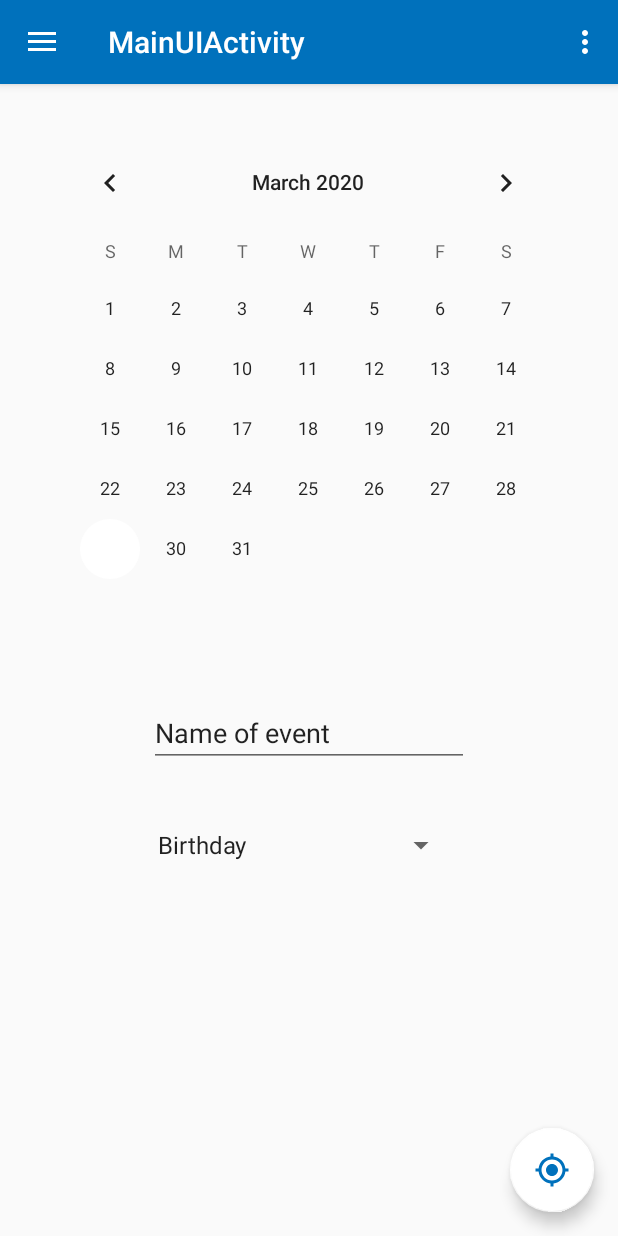
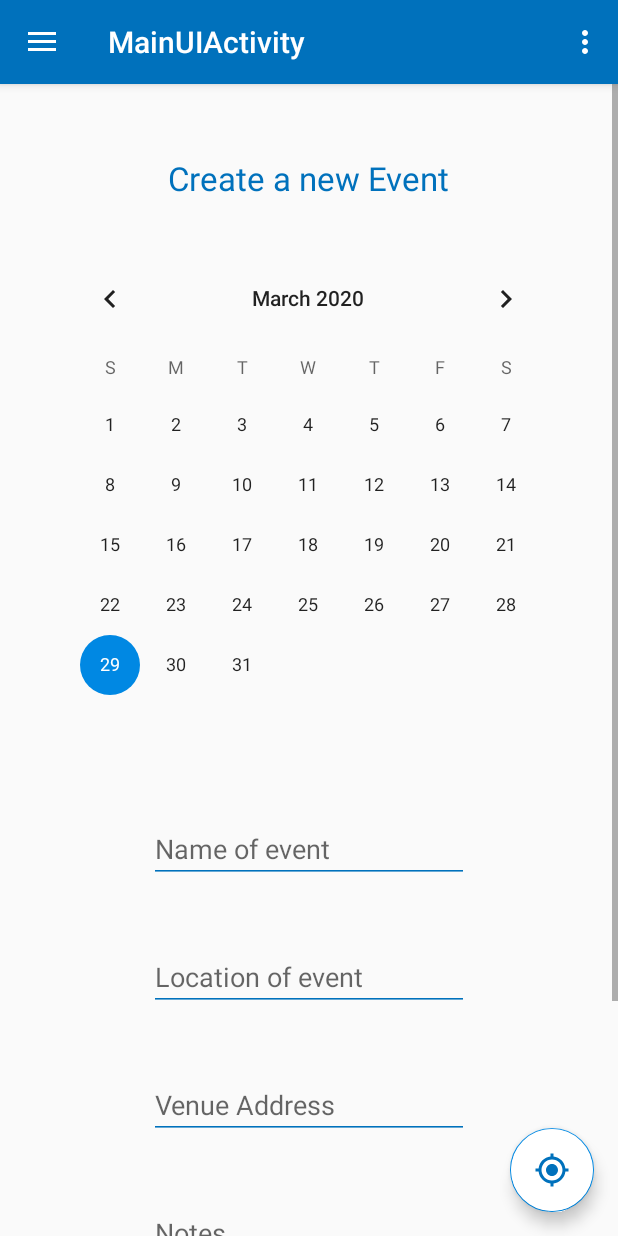
Before and after one commit to Dei-Gee/FunFindr, an Android app: the fragment EventsFormFragment placed in its activity, on a phone screen of 412 x 824 dp. Run offline under Robolectric (Android 15) with nearby library versions, the light colour scheme and no system bars.

Commit message:
changed app theme colors. events form fragment created

```diff
--- a/app/src/main/java/com/example/funfindr/MainUIActivity.java
+++ b/app/src/main/java/com/example/funfindr/MainUIActivity.java
@@ -75,8 +75,6 @@ public class MainUIActivity extends AppCompatActivity
         toggle.syncState();
         navigationView.setNavigationItemSelectedListener(this);
 
-
-
     }
 
     @Override
@@ -86,7 +84,7 @@ public class MainUIActivity extends AppCompatActivity
         if (drawer.isDrawerOpen(GravityCompat.START)) {
             drawer.closeDrawer(GravityCompat.START);
         } if(curr != null && curr.getChildFragmentManager().getBackStackEntryCount() > 0) {
-            curr.getChildFragmentManager().popBackStack();
+            curr.getChildFragmentManager().popBackStackImmediate();
         }
         else {
             super.onBackPressed();
--- a/app/src/main/res/layout/app_bar_main_ui.xml
+++ b/app/src/main/res/layout/app_bar_main_ui.xml
@@ -28,6 +28,7 @@
         android:layout_height="wrap_content"
         android:layout_gravity="bottom|end"
         android:layout_margin="@dimen/fab_margin"
+        android:backgroundTint="@color/colorWhite"
         android:src="@drawable/ic_gps_fixed_blue_24dp" />
 
 </androidx.coordinatorlayout.widget.CoordinatorLayout>
--- a/app/src/main/res/layout/fragment_events_form.xml
+++ b/app/src/main/res/layout/fragment_events_form.xml
@@ -2,7 +2,6 @@
 <ScrollView
     xmlns:android="http://schemas.android.com/apk/res/android"
     xmlns:app="http://schemas.android.com/apk/res-auto"
-    xmlns:tools="http://schemas.android.com/tools"
     android:layout_width="match_parent"
     android:layout_height="match_parent"
     app:layout_constraintBottom_toBottomOf="parent"
@@ -14,6 +13,21 @@
         android:layout_width="match_parent"
         android:layout_height="match_parent">
 
+        <TextView
+            android:id="@+id/textViewFormTitle"
+            android:layout_width="wrap_content"
+            android:layout_height="wrap_content"
+            android:layout_marginTop="48dp"
+            android:ems="10"
+            android:text="@string/events_form_title"
+            android:textColor="@color/colorFunFindrBlue"
+            android:gravity="center"
+            android:textSize="22dp"
+            app:layout_constraintEnd_toEndOf="parent"
+            app:layout_constraintHorizontal_bias="0.497"
+            app:layout_constraintStart_toStartOf="parent"
+            app:layout_constraintTop_toTopOf="parent" />
+
         <CalendarView
             android:id="@+id/calendarView"
             android:layout_width="wrap_content"
@@ -22,7 +36,8 @@
             app:layout_constraintEnd_toEndOf="parent"
             app:layout_constraintHorizontal_bias="0.491"
             app:layout_constraintStart_toStartOf="parent"
-            app:layout_constraintTop_toTopOf="parent" />
+            app:layout_constraintTop_toBottomOf="@+id/textViewFormTitle"
+            />
 
         <EditText
             android:id="@+id/editTextEventName"
@@ -31,10 +46,50 @@
             android:layout_marginTop="40dp"
             android:ems="10"
             android:inputType="textPersonName"
-            android:text="@string/enter_event_name"
+            android:hint="@string/enter_event_name"
             app:layout_constraintEnd_toEndOf="parent"
             app:layout_constraintStart_toStartOf="parent"
-            app:layout_constraintTop_toBottomOf="@+id/calendarView" />
+            app:layout_constraintTop_toBottomOf="@+id/calendarView"
+            android:backgroundTint="@color/colorFunFindrBlue" />
+
+        <EditText
+            android:id="@+id/editTextEventLocation"
+            android:layout_width="wrap_content"
+            android:layout_height="wrap_content"
+            android:layout_marginTop="40dp"
+            android:ems="10"
+            android:inputType="textPersonName"
+            android:hint="@string/enter_event_location"
+            app:layout_constraintEnd_toEndOf="parent"
+            app:layout_constraintStart_toStartOf="parent"
+            app:layout_constraintTop_toBottomOf="@+id/editTextEventName"
+            android:backgroundTint="@color/colorFunFindrBlue" />
+
+        <EditText
+            android:id="@+id/editTextEventAddress"
+            android:layout_width="wrap_content"
+            android:layout_height="wrap_content"
+            android:layout_marginTop="40dp"
+            android:ems="10"
+            android:inputType="textPersonName"
+            android:hint="@string/enter_event_address"
+            app:layout_constraintEnd_toEndOf="parent"
+            app:layout_constraintStart_toStartOf="parent"
+            app:layout_constraintTop_toBottomOf="@+id/editTextEventLocation"
+            android:backgroundTint="@color/colorFunFindrBlue" />
+
+        <EditText
+            android:id="@+id/editTextEventNotes"
+            android:layout_width="wrap_content"
+            android:layout_height="wrap_content"
+            android:layout_marginTop="40dp"
+            android:ems="10"
+            android:inputType="textMultiLine"
+            android:hint="@string/enter_event_notes"
+            app:layout_constraintEnd_toEndOf="parent"
+            app:layout_constraintStart_toStartOf="parent"
+            app:layout_constraintTop_toBottomOf="@+id/editTextEventAddress"
+            android:backgroundTint="@color/colorFunFindrBlue" />
 
         <Spinner
             android:id="@+id/spinnerEventType"
@@ -45,12 +100,28 @@
             android:entries="@array/event_types"
             android:prompt="@string/select_event_type"
             android:spinnerMode="dialog"
+            app:layout_constraintEnd_toEndOf="parent"
+            app:layout_constraintHorizontal_bias="0.476"
+            app:layout_constraintStart_toStartOf="parent"
+            app:layout_constraintTop_toBottomOf="@+id/editTextEventNotes"
+            app:layout_constraintVertical_bias="1.0"
+            android:backgroundTint="@color/colorFunFindrBlue" />
+
+        <Button
+            android:id="@+id/buttonSubmit"
+            android:layout_width="wrap_content"
+            android:layout_height="40dp"
+            android:layout_marginTop="32dp"
+            android:layout_marginBottom="32dp"
             app:layout_constraintBottom_toBottomOf="parent"
             app:layout_constraintEnd_toEndOf="parent"
             app:layout_constraintHorizontal_bias="0.476"
             app:layout_constraintStart_toStartOf="parent"
-            app:layout_constraintTop_toBottomOf="@+id/editTextEventName"
-            app:layout_constraintVertical_bias="1.0" />
+            app:layout_constraintTop_toBottomOf="@+id/spinnerEventType"
+            app:layout_constraintVertical_bias="1.0"
+            android:text="@string/buttonSubmit"
+            android:textColor="@color/colorWhite"
+            android:backgroundTint="@color/colorFunFindrBlue" />
 
     </androidx.constraintlayout.widget.ConstraintLayout>
 
--- a/app/src/main/res/values/colors.xml
+++ b/app/src/main/res/values/colors.xml
@@ -4,6 +4,8 @@
     <color name="colorPrimaryDark">#00574B</color>
     <color name="colorAccent">#D81B60</color>
     <color name="colorFunFindrBlue">#0071BC</color>
+    <color name="colorFunFindrBlueLight">#0088e3</color>
+    <color name="colorFunFindrBlueDark">#003152</color>
     <color name="colorWhite">#FFFFFF</color>
     <color name="colorBlack">#000000</color>
     <color name="colorTransparent">#00FFFFFF</color>
--- a/app/src/main/res/values/strings.xml
+++ b/app/src/main/res/values/strings.xml
@@ -48,19 +48,17 @@
     <string name="menu_title_communicate">Communicate</string>
     <string name="menu_title_account">Account</string>
 
-    <!-- Favorties Favorites Card View -->
+    <!-- Favorties Card View -->
     <string name="text_place_name">Sample Place Name</string>
     <string name="text_place_address">1000 Sample Ave, Vancouver BC V5C 1A1</string>
     <string name="type_place">Place Type</string>
     <string name="buttonShowOnMap">Show on map</string>
 
-    <!-- Favorties Events Card View -->
+    <!-- Events Card View -->
     <string name="text_event_name">Sample Event Name</string>
     <string name="text_event_time">8:30 PM (20-Mar-2020)</string>
     <string name="type_event">Event Type</string>
     <string name="text_event_location">Location</string>
-    <string name="enter_event_name">Name of event</string>
-    <string name="select_event_type">Type of event</string>
 
     <!-- Events Types Array -->
     <string-array name="event_types">
@@ -74,4 +72,16 @@
         <item>Party</item>
         <item>Workout</item>
     </string-array>
+
+    <!-- Events Form -->
+    <string name="enter_event_name">Name of event</string>
+    <string name="select_event_type">Type of event</string>
+    <string name="enter_event_location">Location of event</string>
+    <string name="enter_event_address">Venue Address</string>
+    <string name="enter_event_notes">Notes...</string>
+    <string name="enter_event_date">Date and Time</string>
+    <string name="events_form_title">Create a new Event</string>
+
+    <!-- Buttons -->
+    <string name="buttonSubmit">Submit</string>
 </resources>
--- a/app/src/main/res/values/styles.xml
+++ b/app/src/main/res/values/styles.xml
@@ -4,8 +4,8 @@
     <style name="AppTheme" parent="Theme.AppCompat.Light.DarkActionBar">
         <!-- Customize your theme here. -->
         <item name="colorPrimary">@color/colorFunFindrBlue</item>
-        <item name="colorPrimaryDark">@color/colorPrimaryDark</item>
-        <item name="colorAccent">@color/colorWhite</item>
+        <item name="colorPrimaryDark">@color/colorFunFindrBlueDark</item>
+        <item name="colorAccent">@color/colorFunFindrBlueLight</item>
     </style>
 
     <style name="SplashScreenTheme" parent="Theme.AppCompat.Light.NoActionBar"></style>
```
